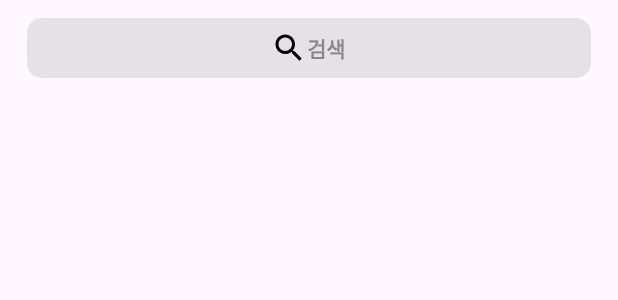
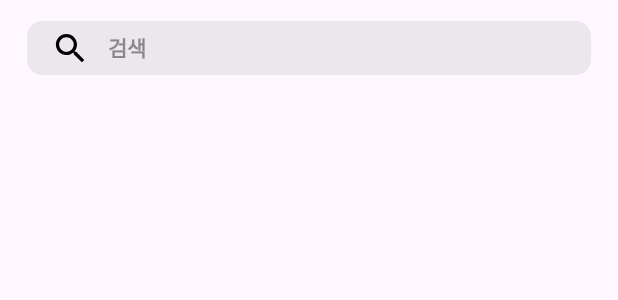
Before and after one commit to ParkHyeongjoo/instagram_clone.android.compose, an Android app built with Jetpack Compose: the @Preview function DefaultPreviewSearchScreen, on a phone screen of 412 x 824 dp. Shown: the top 300 px of the screen. Run offline under Robolectric (Android 15) with nearby library versions, the phone set to English and light mode, and no system bars.

Commit message:
search screen 작업

```diff
--- /dev/null
+++ b/app/src/main/java/com/example/composeinstagramclone/data/model/Photo.kt
@@ -0,0 +1,3 @@
+package com.example.composeinstagramclone.data.model
+
+data class Photo(val title: String, val path: Int)
--- a/app/src/main/java/com/example/composeinstagramclone/screen/SearchScreen.kt
+++ b/app/src/main/java/com/example/composeinstagramclone/screen/SearchScreen.kt
@@ -1,20 +1,27 @@
 package com.example.composeinstagramclone.screen
 
-import androidx.compose.foundation.layout.fillMaxWidth
+import androidx.compose.foundation.background
+import androidx.compose.foundation.clickable
+import androidx.compose.foundation.layout.*
 import androidx.compose.foundation.shape.RoundedCornerShape
 import androidx.compose.material.icons.Icons
 import androidx.compose.material.icons.outlined.Search
 import androidx.compose.material3.*
 import androidx.compose.runtime.*
+import androidx.compose.ui.Alignment
 import androidx.compose.ui.Modifier
+import androidx.compose.ui.draw.clip
 import androidx.compose.ui.graphics.Color
 import androidx.compose.ui.text.font.FontWeight
 import androidx.compose.ui.tooling.preview.Preview
 import androidx.compose.ui.unit.dp
+import androidx.compose.ui.unit.sp
+import androidx.navigation.NavController
+import androidx.navigation.compose.rememberNavController
 
 @OptIn(ExperimentalMaterial3Api::class)
 @Composable
-fun SearchScreen() {
+fun SearchScreen(navController: NavController) {
 
     val scrollBehavior = TopAppBarDefaults.enterAlwaysScrollBehavior(rememberTopAppBarState())
 
@@ -22,18 +29,7 @@ fun SearchScreen() {
         topBar = {
             CenterAlignedTopAppBar(
                 title = {
-                    Button(
-                        onClick = { /*TODO*/ },
-                        modifier = Modifier
-                            .fillMaxWidth(0.95f),
-                        shape = RoundedCornerShape(10.dp),
-                        colors = ButtonDefaults.buttonColors(
-                            containerColor = Color.Gray.copy(0.2f)
-                        )
-                    ) {
-                        Icon(Icons.Outlined.Search, contentDescription = null, tint = Color.Black)
-                        Text(text = "검색", color = Color.Gray, fontWeight = FontWeight.Bold)
-                    }
+                    SearchBox(navController = navController)
                 },
                 scrollBehavior = scrollBehavior,
             )
@@ -43,8 +39,47 @@ fun SearchScreen() {
     }
 }
 
+@Composable
+private fun SearchBox(
+    modifier: Modifier = Modifier,
+    navController: NavController
+) {
+    Box(
+        modifier = modifier
+            .clip(shape = RoundedCornerShape(10.dp))
+            .fillMaxWidth(0.95f)
+            .background(Color.Gray.copy(0.15f))
+            .padding(horizontal = 16.dp, vertical = 4.dp)
+            .clickable {
+                navController.navigate("searchDetail") {
+                    launchSingleTop = true
+                }
+            }
+    ) {
+        Row(
+            verticalAlignment = Alignment.CenterVertically
+        ) {
+            Icon(
+                Icons.Outlined.Search,
+                contentDescription = null,
+                tint = Color.Black,
+                modifier = Modifier
+                    .size(26.dp)
+            )
+            Spacer(modifier = Modifier.width(12.dp))
+            Text(
+                text = "검색",
+                color = Color.Gray,
+                fontWeight = FontWeight.Bold,
+                fontSize = 14.sp
+            )
+        }
+    }
+}
+
 @Preview
 @Composable
 fun DefaultPreviewSearchScreen() {
-    SearchScreen()
+    val navController = rememberNavController()
+    SearchScreen(navController)
 }
```
Also changed, not shown: app/src/main/java/com/example/composeinstagramclone/screen/MainScreen.kt (+18 -5 lines), app/src/main/java/com/example/composeinstagramclone/screen/SearchDetailScreen.kt (+110 -7 lines), app/src/main/res/drawable/search_dummy1.jpg (added), app/src/main/res/drawable/search_dummy2.jpg (added), app/src/main/res/drawable/search_dummy3.jpg (added), app/src/main/res/drawable/search_dummy4.jpg (added), app/src/main/res/drawable/search_dummy5.jpg (added), app/src/main/res/drawable/search_dummy6.jpg (added), app/src/main/res/drawable/search_dummy7.jpg (added), app/src/main/res/drawable/search_dummy8.jpg (added), app/src/main/res/drawable/search_dummy9.jpg (added).
